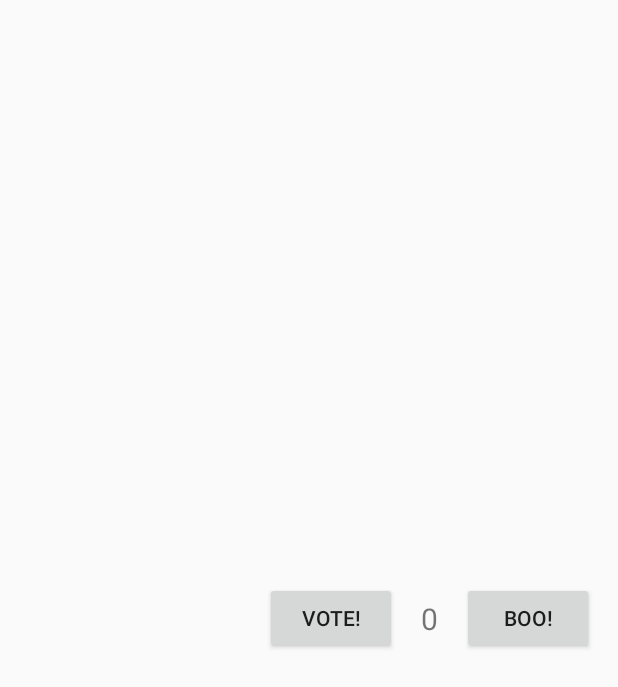
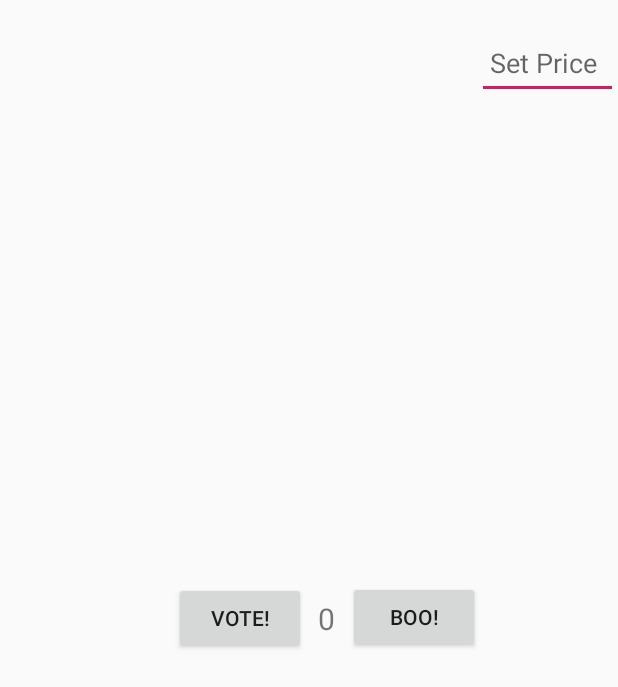
Before and after one commit to ChenyoisRita/Foodaholic, an Android app: the layout item_activity.xml on its own in the app's theme, with its tools: preview values and no code run, on a phone screen of 412 x 824 dp. Shown: the top 687 px of the screen. Run offline under Robolectric (Android 15) with nearby library versions, the light colour scheme and no system bars.

Commit message:
Add the text box of the item price

```diff
--- a/app/src/main/java/com/jhuoose/foodaholic/adapter/ActivityAdapter.java
+++ b/app/src/main/java/com/jhuoose/foodaholic/adapter/ActivityAdapter.java
@@ -17,6 +17,7 @@ public class ActivityAdapter extends BaseAdapter {
     private List<Activity> mData;
     private Context mContext;
     TextView activityTitle;
+    TextView itemPrice;
     Button voteButton;
     TextView activityVote;
     Button booButton;
@@ -41,15 +42,19 @@ public class ActivityAdapter extends BaseAdapter {
         return position;
     }
 
+    //public long getPrice(int position) {return position};
+
     @Override
     public View getView(final int position, View convertView, ViewGroup parent) {
         convertView = LayoutInflater.from(mContext).inflate(R.layout.item_activity,parent,false);
+        itemPrice = (TextView) convertView.findViewById(R.id.et_set_price);
         activityTitle = (TextView) convertView.findViewById(R.id.acticity_title);
         voteButton = (Button) convertView.findViewById(R.id.vote_button);
         activityVote = (TextView) convertView.findViewById(R.id.activity_vote);
         booButton = (Button) convertView.findViewById(R.id.boo_button);
         activityTitle.setText(mData.get(position).getTitle());
         activityVote.setText(Integer.toString(mData.get(position).getVotes()));
+        itemPrice.setText(mData.get(position).getPrice());
         voteButton.setOnClickListener(new View.OnClickListener(){
             @Override
             public void onClick(View v) {
--- a/app/src/main/java/com/jhuoose/foodaholic/model/Activity.java
+++ b/app/src/main/java/com/jhuoose/foodaholic/model/Activity.java
@@ -3,6 +3,7 @@ package com.jhuoose.foodaholic.model;
 public class Activity {
     String title = null;
     int votes = 0;
+    String price = null;
 
     public Activity() {}
 
@@ -25,4 +26,8 @@ public class Activity {
     public void setVotes(int votes) {
         this.votes = votes;
     }
+
+    public String getPrice() { return price;}
+
+    public void setPrice(String price) {this.price = price;}
 }
--- a/app/src/main/res/layout/item_activity.xml
+++ b/app/src/main/res/layout/item_activity.xml
@@ -1,6 +1,5 @@
 <?xml version="1.0" encoding="utf-8"?>
-<androidx.constraintlayout.widget.ConstraintLayout
-    xmlns:android="http://schemas.android.com/apk/res/android"
+<androidx.constraintlayout.widget.ConstraintLayout xmlns:android="http://schemas.android.com/apk/res/android"
     xmlns:app="http://schemas.android.com/apk/res-auto"
     xmlns:tools="http://schemas.android.com/tools"
     android:layout_width="match_parent"
@@ -8,12 +7,12 @@
 
     <TextView
         android:id="@+id/acticity_title"
-        android:layout_width="0dp"
-        android:layout_height="wrap_content"
-        android:layout_marginStart="16dp"
+        android:layout_width="102dp"
+        android:layout_height="27dp"
         android:textSize="20sp"
         app:layout_constraintBottom_toBottomOf="parent"
         app:layout_constraintEnd_toStartOf="@+id/vote_button"
+        app:layout_constraintHorizontal_bias="1.0"
         app:layout_constraintStart_toStartOf="parent"
         app:layout_constraintTop_toTopOf="parent" />
 
@@ -21,32 +20,50 @@
         android:id="@+id/vote_button"
         android:layout_width="wrap_content"
         android:layout_height="48dp"
-        android:layout_marginEnd="16dp"
+        android:layout_marginEnd="208dp"
         android:text="Vote!"
         app:layout_constraintBottom_toBottomOf="parent"
-        app:layout_constraintEnd_toStartOf="@+id/activity_vote"
-        app:layout_constraintTop_toTopOf="parent" />
+        app:layout_constraintEnd_toEndOf="parent"
+        app:layout_constraintTop_toTopOf="parent"
+        tools:ignore="MissingConstraints" />
 
     <TextView
         android:id="@+id/activity_vote"
         android:layout_width="wrap_content"
         android:layout_height="wrap_content"
-        android:layout_marginEnd="16dp"
+        android:layout_marginStart="8dp"
         android:text="0"
         android:textSize="20sp"
         app:layout_constraintBottom_toBottomOf="parent"
-        app:layout_constraintEnd_toStartOf="@+id/boo_button"
-        app:layout_constraintTop_toTopOf="parent" />
+        app:layout_constraintStart_toEndOf="@+id/vote_button"
+        app:layout_constraintTop_toTopOf="parent"
+        tools:ignore="MissingConstraints" />
+
+    <EditText
+        android:id="@+id/et_set_price"
+        android:layout_width="94dp"
+        android:layout_height="48dp"
+        android:layout_alignParentLeft="true"
+        android:layout_centerVertical="true"
+        android:layout_marginStart="317dp"
+        android:layout_marginTop="18dp"
+        android:ems="10"
+        android:hint=" Set Price"
+        app:layout_constraintEnd_toEndOf="parent"
+        app:layout_constraintStart_toStartOf="parent"
+        app:layout_constraintTop_toTopOf="parent"
+        tools:ignore="MissingConstraints" />
 
     <Button
         android:id="@+id/boo_button"
         android:layout_width="wrap_content"
         android:layout_height="48dp"
         android:layout_marginTop="16dp"
-        android:layout_marginEnd="16dp"
+        android:layout_marginEnd="92dp"
         android:layout_marginBottom="16dp"
         android:text="Boo!"
         app:layout_constraintBottom_toBottomOf="parent"
         app:layout_constraintEnd_toEndOf="parent"
-        app:layout_constraintTop_toTopOf="parent" />
+        app:layout_constraintTop_toTopOf="parent"
+        app:layout_constraintVertical_bias="0.499" />
 </androidx.constraintlayout.widget.ConstraintLayout>
```
